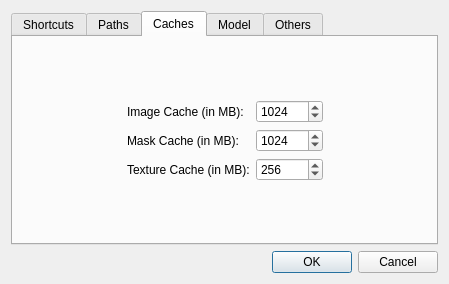
Old version of the form preferencesDialog.ui in the repository FXIhub/owl.
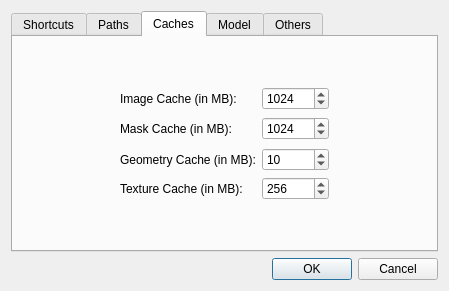
New version of the form. The open tabs and pages were chosen to show the change.

Commit message: added cache for geometry

```diff
--- a/preferencesDialog.ui
+++ b/preferencesDialog.ui
@@ -7,7 +7,7 @@
     <x>0</x>
     <y>0</y>
     <width>449</width>
-    <height>284</height>
+    <height>291</height>
    </rect>
   </property>
   <property name="windowTitle">
@@ -246,54 +246,8 @@
       <attribute name="title">
        <string>Caches</string>
       </attribute>
-      <layout class="QGridLayout" name="gridLayout_4">
-       <item row="0" column="2">
-        <spacer name="verticalSpacer_3">
-         <property name="orientation">
-          <enum>Qt::Vertical</enum>
-         </property>
-         <property name="sizeHint" stdset="0">
-          <size>
-           <width>20</width>
-           <height>40</height>
-          </size>
-         </property>
-        </spacer>
-       </item>
-       <item row="2" column="3">
-        <spacer name="horizontalSpacer">
-         <property name="orientation">
-          <enum>Qt::Horizontal</enum>
-         </property>
-         <property name="sizeHint" stdset="0">
-          <size>
-           <width>40</width>
-           <height>20</height>
-          </size>
-         </property>
-        </spacer>
-       </item>
-       <item row="3" column="1">
-        <widget class="QLabel" name="label_5">
-         <property name="text">
-          <string>Texture Cache (in MB):</string>
-         </property>
-        </widget>
-       </item>
-       <item row="2" column="2">
-        <widget class="QSpinBox" name="maskCacheSpin">
-         <property name="maximum">
-          <number>1073741824</number>
-         </property>
-         <property name="singleStep">
-          <number>512</number>
-         </property>
-         <property name="value">
-          <number>1024</number>
-         </property>
-        </widget>
-       </item>
-       <item row="2" column="0">
+      <layout class="QGridLayout" name="gridLayout_3">
+       <item row="3" column="0" rowspan="3">
         <spacer name="horizontalSpacer_3">
          <property name="orientation">
           <enum>Qt::Horizontal</enum>
@@ -306,21 +260,27 @@
          </property>
         </spacer>
        </item>
-       <item row="1" column="1">
-        <widget class="QLabel" name="label_3">
-         <property name="text">
-          <string>Image Cache (in MB):</string>
-         </property>
-        </widget>
-       </item>
-       <item row="2" column="1">
+       <item row="4" column="1">
         <widget class="QLabel" name="label_4">
          <property name="text">
           <string>Mask Cache (in MB):</string>
          </property>
         </widget>
        </item>
-       <item row="3" column="2">
+       <item row="3" column="3" rowspan="3">
+        <spacer name="horizontalSpacer">
+         <property name="orientation">
+          <enum>Qt::Horizontal</enum>
+         </property>
+         <property name="sizeHint" stdset="0">
+          <size>
+           <width>40</width>
+           <height>20</height>
+          </size>
+         </property>
+        </spacer>
+       </item>
+       <item row="8" column="2">
         <widget class="QSpinBox" name="textureCacheSpin">
          <property name="maximum">
           <number>1073741824</number>
@@ -333,8 +293,21 @@
          </property>
         </widget>
        </item>
-       <item row="1" column="2">
-        <widget class="QSpinBox" name="imageCacheSpin">
+       <item row="6" column="2">
+        <widget class="QSpinBox" name="geometryCacheSpin">
+         <property name="maximum">
+          <number>1073741824</number>
+         </property>
+         <property name="singleStep">
+          <number>512</number>
+         </property>
+         <property name="value">
+          <number>10</number>
+         </property>
+        </widget>
+       </item>
+       <item row="3" column="2" rowspan="3">
+        <widget class="QSpinBox" name="maskCacheSpin">
          <property name="maximum">
           <number>1073741824</number>
          </property>
@@ -346,7 +319,7 @@
          </property>
         </widget>
        </item>
-       <item row="4" column="2">
+       <item row="9" column="2">
         <spacer name="verticalSpacer_4">
          <property name="orientation">
           <enum>Qt::Vertical</enum>
@@ -359,6 +332,53 @@
          </property>
         </spacer>
        </item>
+       <item row="8" column="1">
+        <widget class="QLabel" name="label_5">
+         <property name="text">
+          <string>Texture Cache (in MB):</string>
+         </property>
+        </widget>
+       </item>
+       <item row="0" column="2">
+        <spacer name="verticalSpacer_3">
+         <property name="orientation">
+          <enum>Qt::Vertical</enum>
+         </property>
+         <property name="sizeHint" stdset="0">
+          <size>
+           <width>20</width>
+           <height>40</height>
+          </size>
+         </property>
+        </spacer>
+       </item>
+       <item row="6" column="1">
+        <widget class="QLabel" name="label_15">
+         <property name="text">
+          <string>Geometry Cache (in MB):</string>
+         </property>
+        </widget>
+       </item>
+       <item row="2" column="2">
+        <widget class="QSpinBox" name="imageCacheSpin">
+         <property name="maximum">
+          <number>1073741824</number>
+         </property>
+         <property name="singleStep">
+          <number>512</number>
+         </property>
+         <property name="value">
+          <number>1024</number>
+         </property>
+        </widget>
+       </item>
+       <item row="2" column="1">
+        <widget class="QLabel" name="label_3">
+         <property name="text">
+          <string>Image Cache (in MB):</string>
+         </property>
+        </widget>
+       </item>
       </layout>
      </widget>
      <widget class="QWidget" name="tab_5">
```
Left out of the diff: 2 changed lines with no effect on the pictures. The commit also changes 4 other files.
